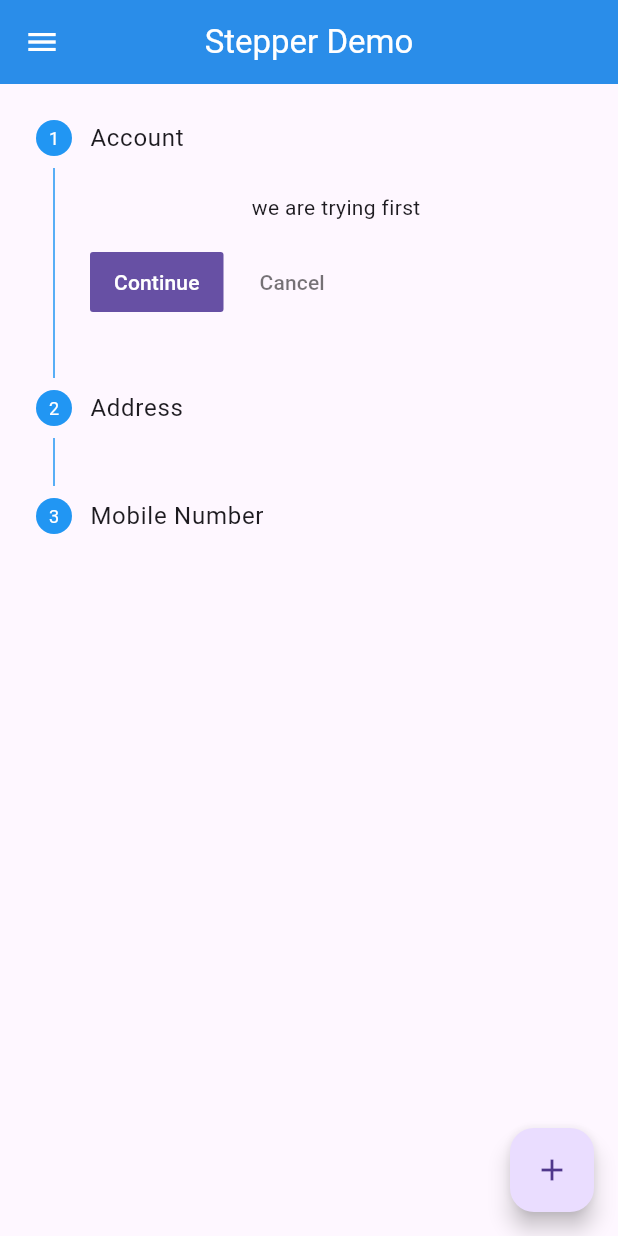
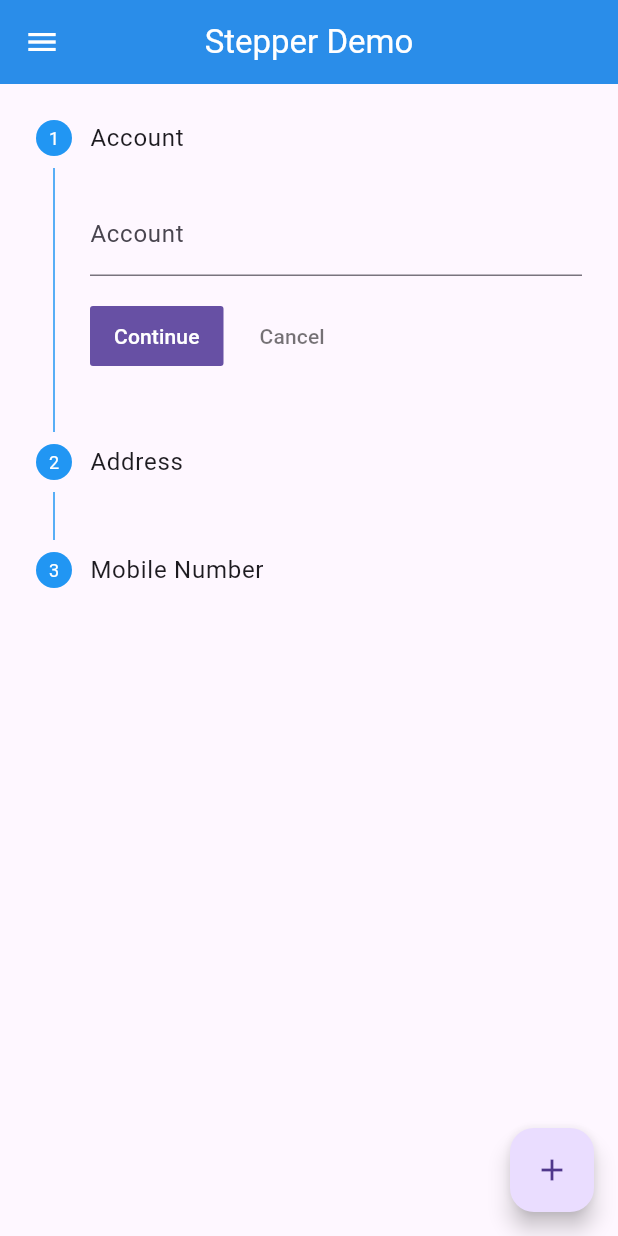
Before and after one commit to MauryaAayush/advflutterch_1, a Flutter app: the screen it shows after launch, on a phone screen of 412 x 824 dp. Run offline on Flutter 3.47's test engine with Material 3 defaults, Android fonts, the phone set to English and light mode, and no system bars.

Commit message:
Radhey Radhey

```diff
--- a/lib/screens/Stepper/Views/Stepper_1/Stepper_first.dart
+++ b/lib/screens/Stepper/Views/Stepper_1/Stepper_first.dart
@@ -56,7 +56,16 @@ class _Stepper_firstState extends State<Stepper_first> {
               });
             },
             steps: [
-              Step(title: Text('Account'), content: Text('we are trying first')),
+              Step(title: Text('Account'), content: TextField(
+                decoration: InputDecoration(
+                  labelText: "Account",
+                  border: UnderlineInputBorder(
+                    borderSide: BorderSide(
+                      color: Theme.of(context).secondaryHeaderColor
+                    )
+                  )
+                ),
+              )),
               Step(title: Text('Address'), content: Text('we are trying second')),
               Step(title: Text('Mobile Number'), content: Text('we are trying third')),
 
```
